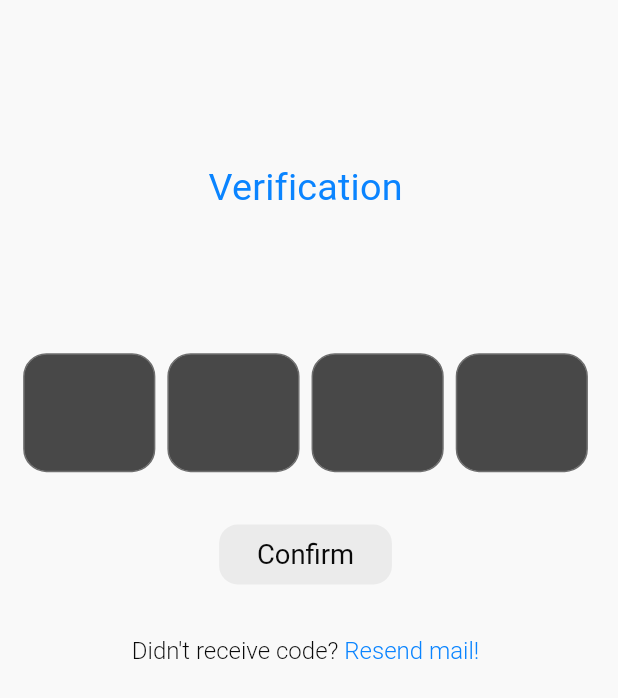
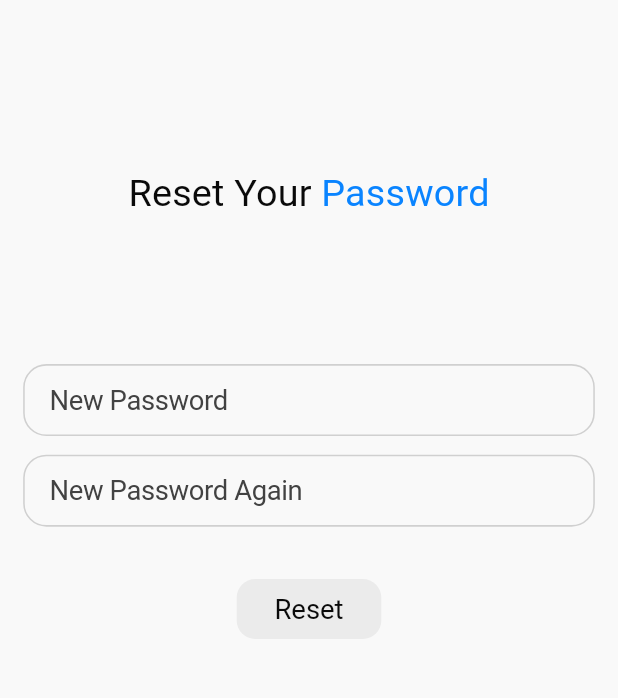
Before and after one commit to Keremovsky/speech_emotion_recognition, a Flutter app: the ResetPasswordPinView screen opened by its route, after a tap on "Confirm", on a phone screen of 412 x 824 dp. Shown: the top 698 px of the screen. Run offline on Flutter 3.47's test engine with Material 3 defaults, Android fonts, the phone set to English and light mode, and no system bars; drawn by our look-alikes of pinput; our stand-ins replace auto_route, dio, easy_localization, flutter_hooks, flutter_screenutil, flutter_svg and 4 more; missing offline and left inert: audio_waveforms, cross_connectivity; accounts and stored records are empty; project files that could hold a hidden picture were left out.

Commit message:
reset password view created

```diff
--- a/flutter_speech_emotion_recognition/assets/lang/en-US.json
+++ b/flutter_speech_emotion_recognition/assets/lang/en-US.json
@@ -32,6 +32,11 @@
     "didntReceiveCode": "Didn't receive code?",
     "resendMail": "Resend mail!",
 
+    "resetYour": "Reset Your",
+    "newPassword": "New Password",
+    "newPasswordAgain":"New Password Again",
+    "reset": "Reset",
+
     "home": "Home",
     "welcome": "Welcome",
     "goToProfile": "Go to Profile",
--- a/flutter_speech_emotion_recognition/assets/lang/tr-TR.json
+++ b/flutter_speech_emotion_recognition/assets/lang/tr-TR.json
@@ -33,6 +33,11 @@
     "didntReceiveCode": "Kod ulaşmadı mı?",
     "resendMail": "Tekrar e-posta yolla!",
 
+    "resetYour": "Sıfırla",
+    "newPassword": "Yeni Şifre",
+    "newPasswordAgain":"Tekrardan Yeni Şifre",
+    "reset": "Sıfırla",
+
     "home": "Ana Sayfa",
     "welcome": "Hoşgeldiniz",
     "goToProfile": "Profile Git",
--- a/flutter_speech_emotion_recognition/lib/features/auth/state/reset_password_pin_state.dart
+++ b/flutter_speech_emotion_recognition/lib/features/auth/state/reset_password_pin_state.dart
@@ -1,6 +1,8 @@
+import 'package:auto_route/auto_route.dart';
 import 'package:flutter/widgets.dart';
 import 'package:flutter_speech_emotion_recognition/core/utils/validators.dart';
 import 'package:flutter_speech_emotion_recognition/features/auth/view/reset_password_pin_view.dart';
+import 'package:flutter_speech_emotion_recognition/router/router.dart';
 
 abstract class ResetPasswordPinState extends State<ResetPasswordPinView> {
   final GlobalKey<FormState> formKey = GlobalKey<FormState>();
@@ -20,7 +22,16 @@ abstract class ResetPasswordPinState extends State<ResetPasswordPinView> {
 
   void onConfirmPressed() {
     if (formKey.currentState!.validate()) {
-      // TODO: implement pin confirmation and reset password view navigation
+      // TODO: implement pin confirmation
+      context.router.pushAndPopUntil(
+        ResetPasswordViewRoute(),
+        predicate: (route) {
+          if (route.isFirst) {
+            return true;
+          }
+          return false;
+        },
+      );
     }
   }
 
--- /dev/null
+++ b/flutter_speech_emotion_recognition/lib/features/auth/view/reset_password_view.dart
@@ -0,0 +1,94 @@
+import 'package:auto_route/auto_route.dart';
+import 'package:easy_localization/easy_localization.dart';
+import 'package:flutter/material.dart';
+import 'package:flutter_screenutil/flutter_screenutil.dart';
+import 'package:flutter_speech_emotion_recognition/core/components/custom_button.dart';
+import 'package:flutter_speech_emotion_recognition/core/components/custom_text_field.dart';
+import 'package:flutter_speech_emotion_recognition/core/constants/colors_constants.dart';
+import 'package:flutter_speech_emotion_recognition/core/constants/size_constants.dart';
+import 'package:flutter_speech_emotion_recognition/core/extensions/context_extensions.dart';
+import 'package:flutter_speech_emotion_recognition/core/services/theme/theme_service.dart';
+import 'package:flutter_speech_emotion_recognition/features/auth/state/reset_password_state.dart';
+import 'package:flutter_speech_emotion_recognition/gen/locale_keys.g.dart';
+
+@RoutePage()
+class ResetPasswordView extends StatefulWidget {
+  const ResetPasswordView({super.key});
+
+  @override
+  ResetPasswordState createState() => _ResetPasswordMailViewState();
+}
+
+class _ResetPasswordMailViewState extends ResetPasswordState {
+  @override
+  Widget build(BuildContext context) {
+    return Scaffold(
+      body: SafeArea(
+        child: Padding(
+          padding: EdgeInsets.all(SizeConstants.screenPadding),
+          child: Column(
+            children: [
+              Spacer(),
+              Text.rich(
+                TextSpan(
+                  text: "${LocaleKeys.resetYour.tr()} ",
+                  style: context.titleMedium,
+                  children: [
+                    TextSpan(
+                      text: LocaleKeys.password.tr(),
+                      style: context.titleMedium?.copyWith(
+                        color:
+                            context.read<ThemeService>().isDarkTheme()
+                                ? ColorConstants.darkMain
+                                : ColorConstants.lightMain,
+                      ),
+                    ),
+                  ],
+                ),
+              ),
+              Spacer(),
+              Form(
+                key: formKey,
+                child: Column(
+                  children: [
+                    CustomTextField(
+                      onSaved: onPasswordSaved,
+                      validator: onPasswordValidate,
+                      controller: passwordController,
+                      hintText: LocaleKeys.newPassword.tr(),
+                      obscureText: true,
+                      autovalidateMode: AutovalidateMode.onUnfocus,
+                    ),
+                    SizedBox(height: 12.h),
+                    CustomTextField(
+                      validator: onPasswordConfirmValidate,
+                      hintText: LocaleKeys.newPasswordAgain.tr(),
+                      autovalidateMode: AutovalidateMode.onUnfocus,
+                      obscureText: true,
+                      textInputAction: TextInputAction.done,
+                    ),
+                  ],
+                ),
+              ),
+              _Gap30H(),
+              CustomButton(
+                onPressed: onResetPressed,
+                child: Text(LocaleKeys.reset.tr()),
+              ),
+              Spacer(flex: 4),
+            ],
+          ),
+        ),
+      ),
+    );
+  }
+}
+
+class _Gap30H extends StatelessWidget {
+  const _Gap30H();
+
+  @override
+  Widget build(BuildContext context) {
+    return SizedBox(height: 30.h);
+  }
+}
--- a/flutter_speech_emotion_recognition/lib/router/router.dart
+++ b/flutter_speech_emotion_recognition/lib/router/router.dart
@@ -5,6 +5,7 @@ import 'package:flutter_speech_emotion_recognition/features/auth/view/login_view
 import 'package:flutter_speech_emotion_recognition/features/auth/view/register_view.dart';
 import 'package:flutter_speech_emotion_recognition/features/auth/view/reset_password_pin_view.dart';
 import 'package:flutter_speech_emotion_recognition/features/auth/view/reset_password_mail.dart';
+import 'package:flutter_speech_emotion_recognition/features/auth/view/reset_password_view.dart';
 import 'package:flutter_speech_emotion_recognition/features/challenge/view/challenge_view.dart';
 import 'package:flutter_speech_emotion_recognition/features/home/view/home_view.dart';
 import 'package:flutter_speech_emotion_recognition/features/on_boarding/view/on_boarding_view.dart';
@@ -23,6 +24,7 @@ class AppRouter extends RootStackRouter {
     AutoRoute(page: RegisterViewRoute.page),
     AutoRoute(page: ResetPasswordMailViewRoute.page),
     AutoRoute(page: ResetPasswordPinViewRoute.page),
+    AutoRoute(page: ResetPasswordViewRoute.page),
     AutoRoute(page: HomeViewRoute.page, guards: [FirstEntranceGuard()]),
     AutoRoute(page: SettingsViewRoute.page),
     AutoRoute(page: ChallengeViewRoute.page),
```
Also changed, not shown: flutter_speech_emotion_recognition/lib/features/auth/state/reset_password_state.dart (added, +44 -0 lines), flutter_speech_emotion_recognition/lib/gen/locale_keys.g.dart, flutter_speech_emotion_recognition/lib/router/router.gr.dart.
